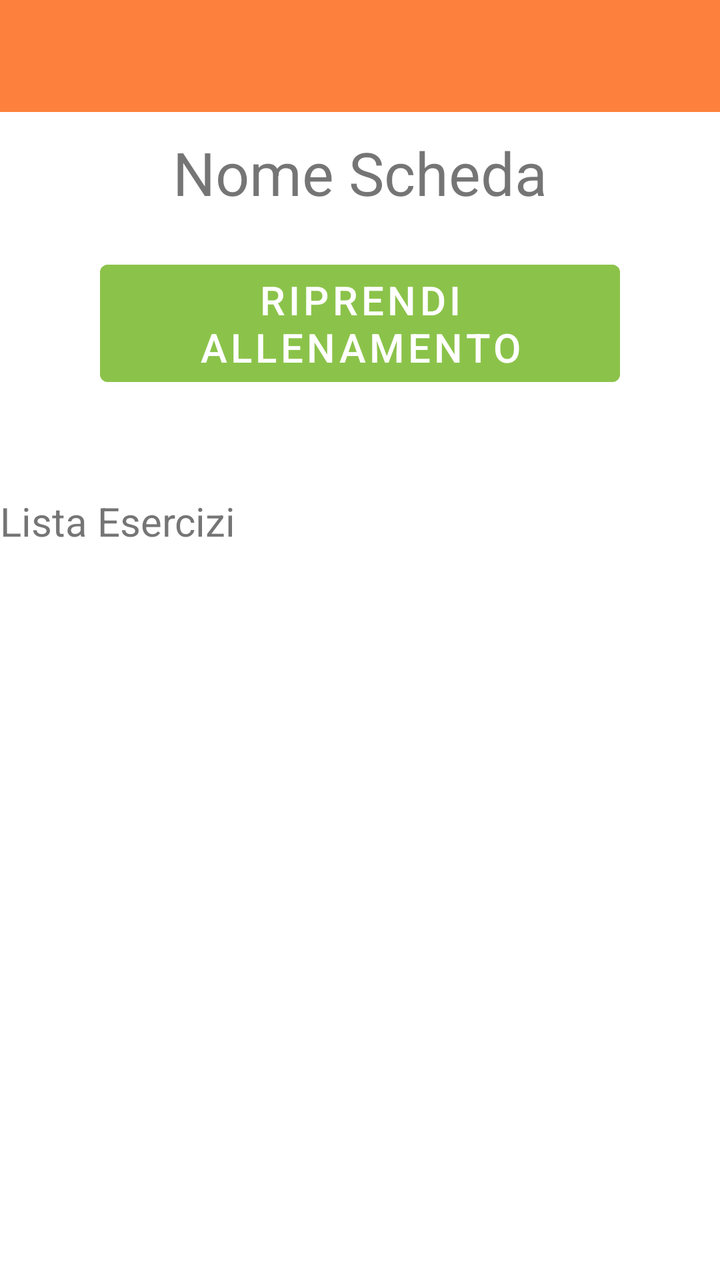
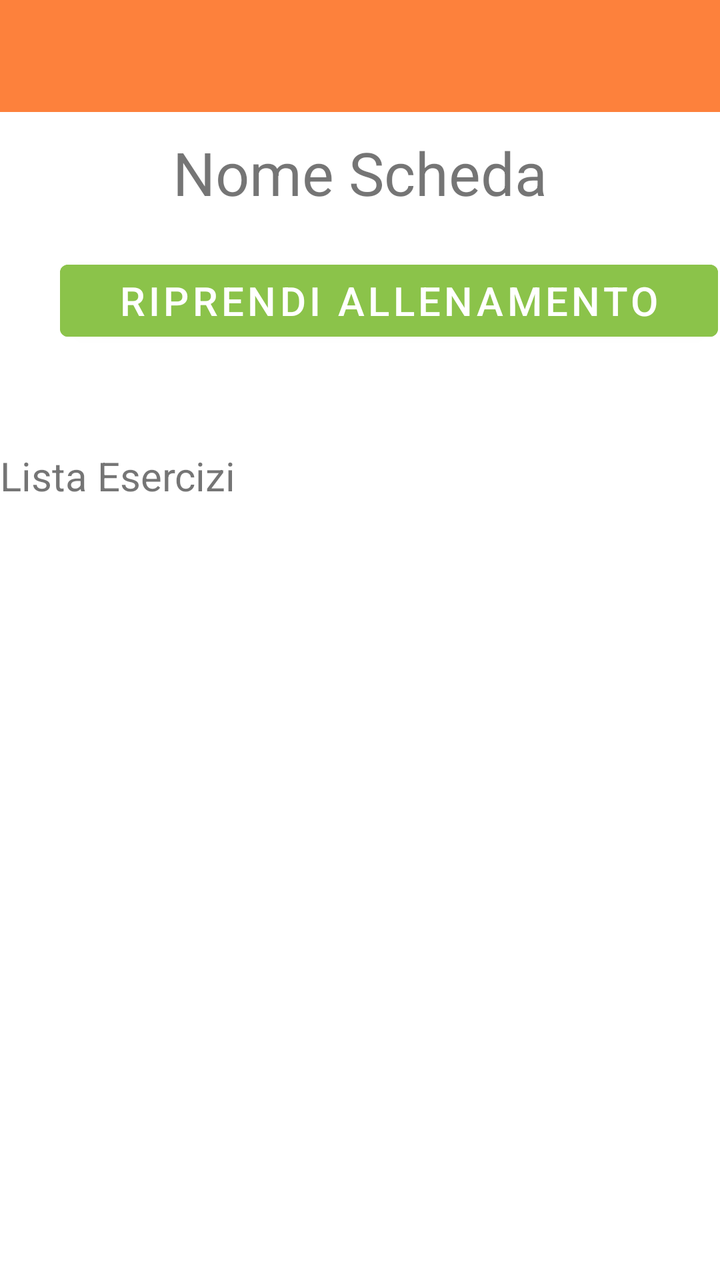

An Android layout rendered at two revisions. The XML below is the earlier revision; the diff shows what the commit changed to produce the second picture.
<!-- AndroidManifest.xml: application theme Theme.YourCali -->
<!-- res/layout/activity_workout_plan_overview.xml -->
<?xml version="1.0" encoding="utf-8"?>
<androidx.constraintlayout.widget.ConstraintLayout xmlns:android="http://schemas.android.com/apk/res/android"
    xmlns:app="http://schemas.android.com/apk/res-auto"
    xmlns:tools="http://schemas.android.com/tools"
    android:layout_width="match_parent"
    android:layout_height="match_parent"
    tools:context=".WorkoutPlanOverviewActivity">


    <LinearLayout
        android:layout_width="match_parent"
        android:layout_height="match_parent"
        android:orientation="vertical">

        <com.google.android.material.appbar.AppBarLayout
            android:layout_width="match_parent"
            android:layout_height="wrap_content"
            app:layout_constraintEnd_toEndOf="parent"
            app:layout_constraintStart_toStartOf="parent"
            app:layout_constraintTop_toTopOf="parent">

            <androidx.appcompat.widget.Toolbar
                android:id="@+id/myToolbarAllenamento"
                android:layout_width="match_parent"
                android:layout_height="wrap_content"
                android:background="@color/Orange"
                android:minHeight="?attr/actionBarSize"
                android:theme="@style/MyThemeOverlay_Toolbar2" />
        </com.google.android.material.appbar.AppBarLayout>

        <Space
            android:layout_width="match_parent"
            android:layout_height="10sp"/>

        <TextView
            android:layout_width="wrap_content"
            android:layout_height="wrap_content"
            android:id="@+id/nomeSchedaOverview"
            android:text="Nome Scheda"
            android:textSize="30sp"
            android:layout_gravity="center"/>
        <Space
            android:layout_width="match_parent"
            android:layout_height="20sp"/>

        <Button
            android:id="@+id/buttonSchedaOverview"
            android:layout_width="match_parent"
            android:layout_height="wrap_content"
            android:layout_marginHorizontal="50sp"
            android:backgroundTint="#8BC34A"
            android:text="Riprendi allenamento"
            android:textSize="20sp" />

        <Space
            android:layout_width="match_parent"
            android:layout_height="50sp"/>

        <TextView
            android:layout_width="wrap_content"
            android:layout_height="wrap_content"
            android:text="Lista Esercizi"
            android:textSize="20sp"/>

        <ScrollView
            android:layout_width="match_parent"
            android:layout_height="match_parent">


            <androidx.recyclerview.widget.RecyclerView
                android:layout_width="match_parent"
                android:layout_height="match_parent"
                android:id="@+id/recyclerSchedaOverview"/>

        </ScrollView>


    </LinearLayout>

</androidx.constraintlayout.widget.ConstraintLayout>
<!-- resources referenced by this layout -->
<resources>
  <color name="Orange">#FD813C</color>
  <style name="MyThemeOverlay_Toolbar2" parent="ThemeOverlay.MaterialComponents.Toolbar.Primary">
          
          <item name="android:textColorPrimary">@color/white</item>
  
          
          <item name="colorOnPrimary">@color/white</item>
      </style>
  <style name="Theme.YourCali" parent="Theme.MaterialComponents.DayNight.NoActionBar">
          
          <item name="colorPrimary">@color/purple_500</item>
          <item name="colorPrimaryVariant">@color/purple_700</item>
          <item name="colorOnPrimary">@color/white</item>
          
          <item name="colorSecondary">@color/teal_200</item>
          <item name="colorSecondaryVariant">@color/teal_700</item>
          <item name="colorOnSecondary">@color/black</item>
          
          <item name="android:statusBarColor">@color/DarkOrange</item>
          
      </style>
  <color name="white">#FFFFFFFF</color>
  <color name="purple_500">#FF6200EE</color>
  <color name="purple_700">#FF3700B3</color>
  <color name="teal_200">#FF03DAC5</color>
  <color name="teal_700">#FF018786</color>
  <color name="black">#FF000000</color>
  <color name="DarkOrange">#FF6F1F</color>
</resources>

<!-- the commit's change to res/layout/activity_workout_plan_overview.xml (unified diff, before → after) -->
@@ -45,9 +45,9 @@
 
         <Button
             android:id="@+id/buttonSchedaOverview"
-            android:layout_width="match_parent"
+            android:layout_width="329dp"
             android:layout_height="wrap_content"
-            android:layout_marginHorizontal="50sp"
+            android:layout_marginHorizontal="30sp"
             android:backgroundTint="#8BC34A"
             android:text="Riprendi allenamento"
             android:textSize="20sp" />
